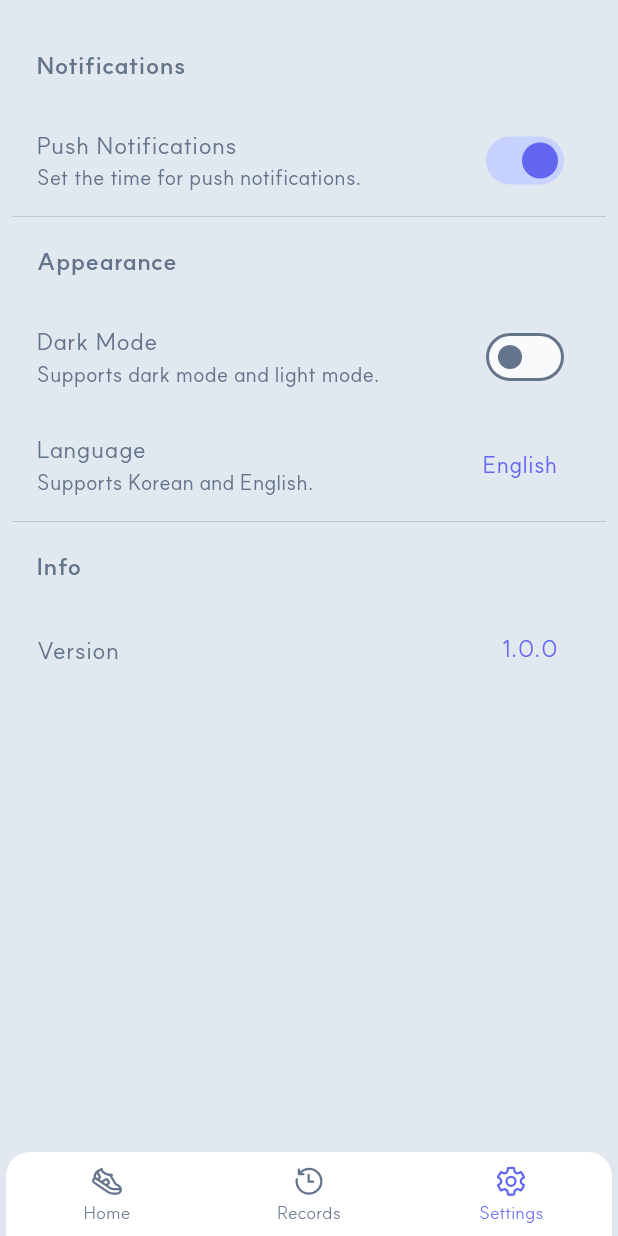
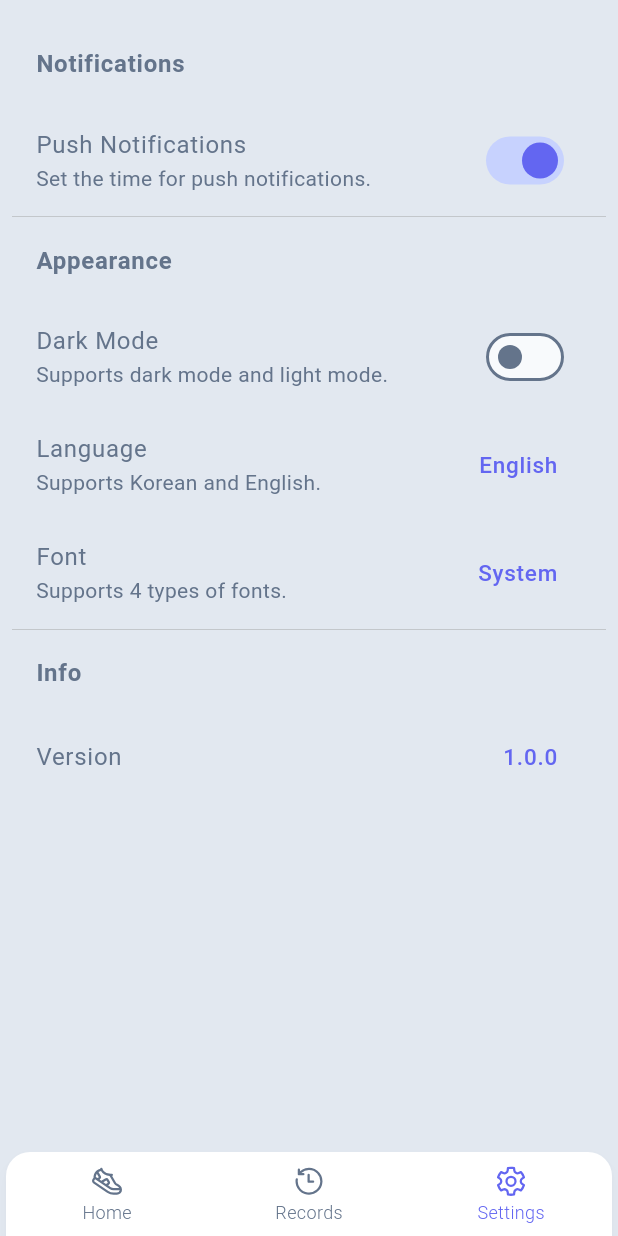
Before and after one commit to sendminder/toddle-toddle, a Flutter app: the screen it shows after launch, item 3 of the bottom bar chosen, on a phone screen of 412 x 824 dp. Run offline on Flutter 3.47's test engine with Material 3 defaults, Android fonts, the light colour scheme and no system bars; our stand-ins replace easy_localization, fl_chart, fluentui_system_icons, flutter_local_notifications, flutter_native_timezone, flutter_riverpod and 7 more; missing offline and left inert: flutter_displaymode; accounts and stored records are empty; statements that could not run were skipped; project files that could hold a hidden picture were left out.

Commit message:
폰트 설정 추가

```diff
--- a/lib/config/theme.dart
+++ b/lib/config/theme.dart
@@ -60,74 +60,87 @@ final ColorScheme darkColorScheme = ColorScheme.dark(
   shadow: textSwatch.shade900.withOpacity(.2),
 );
 
-final ThemeData lightTheme = ThemeData(
+class CustomThemeData {
+  CustomThemeData({required this.font}) {
+    updateThemeData(font);
+  }
+  String font;
+  late ThemeData lightTheme;
+  late ThemeData darkTheme;
+
+  void updateThemeData(String font) {
+    this.font = font;
+    if (font == 'System') {
+      font = '';
+    }
+    lightTheme = ThemeData(
       colorScheme: lightColorScheme,
-  fontFamily: 'SUITE',
+      fontFamily: font,
       textTheme: TextTheme(
         displayLarge: TextStyle(
           color: textSwatch.shade700,
-      fontFamily: 'SUITE',
+          fontFamily: font,
         ),
         displayMedium: TextStyle(
           color: textSwatch.shade600,
-      fontFamily: 'SUITE',
+          fontFamily: font,
         ),
         displaySmall: TextStyle(
           color: textSwatch.shade500,
-      fontFamily: 'SUITE',
+          fontFamily: font,
         ),
         headlineLarge: TextStyle(
           color: textSwatch.shade700,
-      fontFamily: 'SUITE',
+          fontFamily: font,
         ),
         headlineMedium: TextStyle(
           color: textSwatch.shade600,
-      fontFamily: 'SUITE',
+          fontFamily: font,
         ),
         headlineSmall: TextStyle(
           color: textSwatch.shade500,
-      fontFamily: 'SUITE',
+          fontFamily: font,
         ),
         titleLarge: TextStyle(
           color: textSwatch.shade700,
-      fontFamily: 'SUITE',
+          fontFamily: font,
         ),
         titleMedium: TextStyle(
           color: textSwatch.shade600,
-      fontFamily: 'SUITE',
+          fontFamily: font,
         ),
         titleSmall: TextStyle(
           color: textSwatch.shade500,
-      fontFamily: 'SUITE',
+          fontFamily: font,
         ),
         bodyLarge: TextStyle(
           color: textSwatch.shade700,
-      fontFamily: 'SUITE',
+          fontFamily: font,
         ),
         bodyMedium: TextStyle(
           color: textSwatch.shade600,
-      fontFamily: 'SUITE',
+          fontFamily: font,
         ),
         bodySmall: TextStyle(
           color: textSwatch.shade500,
-      fontFamily: 'SUITE',
+          fontFamily: font,
         ),
         labelLarge: TextStyle(
           color: textSwatch.shade700,
-      fontFamily: 'SUITE',
+          fontFamily: font,
         ),
         labelMedium: TextStyle(
           color: textSwatch.shade600,
-      fontFamily: 'SUITE',
+          fontFamily: font,
         ),
         labelSmall: TextStyle(
           color: textSwatch.shade500,
-      fontFamily: 'SUITE',
+          fontFamily: font,
         ),
       ),
       checkboxTheme: CheckboxThemeData(
-    fillColor:
-        MaterialStateProperty.resolveWith<Color?>((Set<MaterialState> states) {
+        fillColor: MaterialStateProperty.resolveWith<Color?>(
+            (Set<MaterialState> states) {
           if (states.contains(MaterialState.disabled)) {
             return null;
           }
@@ -138,8 +151,8 @@ final ThemeData lightTheme = ThemeData(
         }),
       ),
       radioTheme: RadioThemeData(
-    fillColor:
-        MaterialStateProperty.resolveWith<Color?>((Set<MaterialState> states) {
+        fillColor: MaterialStateProperty.resolveWith<Color?>(
+            (Set<MaterialState> states) {
           if (states.contains(MaterialState.disabled)) {
             return null;
           }
@@ -150,8 +163,8 @@ final ThemeData lightTheme = ThemeData(
         }),
       ),
       switchTheme: SwitchThemeData(
-    thumbColor:
-        MaterialStateProperty.resolveWith<Color?>((Set<MaterialState> states) {
+        thumbColor: MaterialStateProperty.resolveWith<Color?>(
+            (Set<MaterialState> states) {
           if (states.contains(MaterialState.disabled)) {
             return null;
           }
@@ -160,8 +173,8 @@ final ThemeData lightTheme = ThemeData(
           }
           return null;
         }),
-    trackColor:
-        MaterialStateProperty.resolveWith<Color?>((Set<MaterialState> states) {
+        trackColor: MaterialStateProperty.resolveWith<Color?>(
+            (Set<MaterialState> states) {
           if (states.contains(MaterialState.disabled)) {
             return null;
           }
@@ -172,74 +185,73 @@ final ThemeData lightTheme = ThemeData(
         }),
       ),
     );
-
-final ThemeData darkTheme = lightTheme.copyWith(
+    darkTheme = lightTheme.copyWith(
       colorScheme: darkColorScheme,
       textTheme: TextTheme(
         displayLarge: TextStyle(
           color: textSwatch.shade200,
-      fontFamily: 'SUITE',
+          fontFamily: font,
         ),
         displayMedium: TextStyle(
           color: textSwatch.shade300,
-      fontFamily: 'SUITE',
+          fontFamily: font,
         ),
         displaySmall: TextStyle(
           color: textSwatch.shade400,
-      fontFamily: 'SUITE',
+          fontFamily: font,
         ),
         headlineLarge: TextStyle(
           color: textSwatch.shade200,
-      fontFamily: 'SUITE',
+          fontFamily: font,
         ),
         headlineMedium: TextStyle(
           color: textSwatch.shade300,
-      fontFamily: 'SUITE',
+          fontFamily: font,
         ),
         headlineSmall: TextStyle(
           color: textSwatch.shade400,
-      fontFamily: 'SUITE',
+          fontFamily: font,
         ),
         titleLarge: TextStyle(
           color: textSwatch.shade200,
-      fontFamily: 'SUITE',
+          fontFamily: font,
         ),
         titleMedium: TextStyle(
           color: textSwatch.shade300,
-      fontFamily: 'SUITE',
+          fontFamily: font,
         ),
         titleSmall: TextStyle(
           color: textSwatch.shade400,
-      fontFamily: 'SUITE',
+          fontFamily: font,
         ),
         bodyLarge: TextStyle(
           color: textSwatch.shade200,
-      fontFamily: 'SUITE',
+          fontFamily: font,
         ),
         bodyMedium: TextStyle(
           color: textSwatch.shade300,
-      fontFamily: 'SUITE',
+          fontFamily: font,
         ),
         bodySmall: TextStyle(
           color: textSwatch.shade400,
-      fontFamily: 'SUITE',
+          fontFamily: font,
         ),
         labelLarge: TextStyle(
           color: textSwatch.shade200,
-      fontFamily: 'SUITE',
+          fontFamily: font,
         ),
         labelMedium: TextStyle(
           color: textSwatch.shade300,
-      fontFamily: 'SUITE',
+          fontFamily: font,
         ),
         labelSmall: TextStyle(
           color: textSwatch.shade400,
-      fontFamily: 'SUITE',
+          fontFamily: font,
         ),
       ),
       checkboxTheme: CheckboxThemeData(
-    fillColor:
-        MaterialStateProperty.resolveWith<Color?>((Set<MaterialState> states) {
+        fillColor: MaterialStateProperty.resolveWith<Color?>(
+            (Set<MaterialState> states) {
           if (states.contains(MaterialState.disabled)) {
             return null;
           }
@@ -250,8 +262,8 @@ final ThemeData darkTheme = lightTheme.copyWith(
         }),
       ),
       radioTheme: RadioThemeData(
-    fillColor:
-        MaterialStateProperty.resolveWith<Color?>((Set<MaterialState> states) {
+        fillColor: MaterialStateProperty.resolveWith<Color?>(
+            (Set<MaterialState> states) {
           if (states.contains(MaterialState.disabled)) {
             return null;
           }
@@ -262,8 +274,8 @@ final ThemeData darkTheme = lightTheme.copyWith(
         }),
       ),
       switchTheme: SwitchThemeData(
-    thumbColor:
-        MaterialStateProperty.resolveWith<Color?>((Set<MaterialState> states) {
+        thumbColor: MaterialStateProperty.resolveWith<Color?>(
+            (Set<MaterialState> states) {
           if (states.contains(MaterialState.disabled)) {
             return null;
           }
@@ -272,8 +284,8 @@ final ThemeData darkTheme = lightTheme.copyWith(
           }
           return null;
         }),
-    trackColor:
-        MaterialStateProperty.resolveWith<Color?>((Set<MaterialState> states) {
+        trackColor: MaterialStateProperty.resolveWith<Color?>(
+            (Set<MaterialState> states) {
           if (states.contains(MaterialState.disabled)) {
             return null;
           }
@@ -284,3 +296,5 @@ final ThemeData darkTheme = lightTheme.copyWith(
         }),
       ),
     );
+  }
+}
--- a/lib/main.dart
+++ b/lib/main.dart
@@ -17,6 +17,7 @@ import 'package:toddle_toddle/data/models/achievement.dart';
 
 import 'package:toddle_toddle/const/strings.dart';
 import 'config/theme.dart';
+import 'package:toddle_toddle/states/font_state.dart';
 import 'states/theme_mode_state.dart';
 import 'screens/home_screen.dart';
 
@@ -75,14 +76,16 @@ class MyApp extends ConsumerWidget {
   @override
   Widget build(BuildContext context, WidgetRef ref) {
     final ThemeModeState currentTheme = ref.watch(themeProvider);
+    final FontState currentFont = ref.watch(fontProvider);
+    final CustomThemeData customTheme = CustomThemeData(font: currentFont.font);
     // if (Platform.isAndroid) {
     return MaterialApp(
       /// Localization is not available for the title.
       title: 'Toddle Toddle',
 
       /// Theme stuff
-      theme: lightTheme,
-      darkTheme: darkTheme,
+      theme: customTheme.lightTheme,
+      darkTheme: customTheme.darkTheme,
       themeMode: currentTheme.themeMode,
 
       /// Localization stuff
--- a/lib/screens/settings_screen.dart
+++ b/lib/screens/settings_screen.dart
@@ -6,6 +6,7 @@ import 'package:toddle_toddle/states/push_notification_state.dart';
 import 'package:toddle_toddle/states/goals_state.dart';
 import 'package:hive/hive.dart';
 import 'package:toddle_toddle/const/strings.dart';
+import 'package:toddle_toddle/states/font_state.dart';
 
 class SettingsScreen extends ConsumerWidget {
   SettingsScreen({super.key}) {
@@ -41,6 +42,76 @@ class SettingsScreen extends ConsumerWidget {
     );
   }
 
+  void _showFontPicker(BuildContext context, WidgetRef ref) {
+    showDialog(
+      context: context,
+      builder: (BuildContext context) {
+        return SimpleDialog(
+          backgroundColor: Theme.of(context).colorScheme.background,
+          title: Text('select_font'.tr()),
+          children: <Widget>[
+            SimpleDialogOption(
+              onPressed: () {
+                ref.read(fontProvider.notifier).setFont('System');
+                Navigator.pop(context);
+              },
+              child: Text(
+                'system'.tr(),
+                style: const TextStyle(
+                  fontFamily: '',
+                  fontSize: 16,
+                  fontWeight: FontWeight.normal,
+                ),
+              ),
+            ),
+            SimpleDialogOption(
+              onPressed: () {
+                ref.read(fontProvider.notifier).setFont('SUITE');
+                Navigator.pop(context);
+              },
+              child: Text(
+                'suite'.tr(),
+                style: const TextStyle(
+                  fontFamily: 'SUITE',
+                  fontSize: 16,
+                  fontWeight: FontWeight.normal,
+                ),
+              ),
+            ),
+            SimpleDialogOption(
+              onPressed: () {
+                ref.read(fontProvider.notifier).setFont('Nunito');
+                Navigator.pop(context);
+              },
+              child: Text(
+                'nunito'.tr(),
+                style: const TextStyle(
+                  fontFamily: 'Nunito',
+                  fontSize: 16,
+                  fontWeight: FontWeight.normal,
+                ),
+              ),
+            ),
+            SimpleDialogOption(
+              onPressed: () {
+                ref.read(fontProvider.notifier).setFont('CoockieRun');
+                Navigator.pop(context);
+              },
+              child: Text(
+                'cookierun'.tr(),
+                style: const TextStyle(
+                  fontFamily: 'CoockieRun',
+                  fontSize: 15,
+                  fontWeight: FontWeight.normal,
+                ),
+              ),
+            ),
+          ],
+        );
+      },
+    );
+  }
+
   @override
   Widget build(BuildContext context, WidgetRef ref) {
     PushNotificationState pushEnable = ref.watch(pushNotificationProvider);
@@ -58,6 +129,7 @@ class SettingsScreen extends ConsumerWidget {
       fontSize: 15,
       color: Theme.of(context).colorScheme.primary,
     );
+    final font = ref.watch(fontProvider);
 
     return Scaffold(
       backgroundColor: Theme.of(context).colorScheme.background,
@@ -139,6 +211,27 @@ class SettingsScreen extends ConsumerWidget {
                 },
               ),
             ),
+            Padding(
+              padding: const EdgeInsets.only(right: 8),
+              child: ListTile(
+                trailing: Text(
+                  font.font,
+                  style: primaryColorStyle,
+                  textAlign: TextAlign.end,
+                ),
+                title: Text(
+                  'font_title'.tr(),
+                  style: normalStyle,
+                ),
+                subtitle: Text(
+                  'font_subtitle'.tr(),
+                  style: smalStyle,
+                ),
+                onTap: () {
+                  _showFontPicker(context, ref);
+                },
+              ),
+            ),
             divider,
             ListTile(
               title: Text(
--- /dev/null
+++ b/lib/states/font_state.dart
@@ -0,0 +1,25 @@
+import 'package:flutter_riverpod/flutter_riverpod.dart';
+import 'package:hive/hive.dart';
+import 'package:toddle_toddle/const/strings.dart';
+import 'package:flutter/material.dart';
+
+final AutoDisposeChangeNotifierProvider<FontState> fontProvider =
+    ChangeNotifierProvider.autoDispose(
+        (AutoDisposeChangeNotifierProviderRef<FontState> ref) {
+  return FontState();
+});
+
+class FontState extends ChangeNotifier {
+  FontState() {
+    font = Hive.box(hivePrefBox).get('font', defaultValue: 'System') as String;
+  }
+  late String font;
+
+  String get getFont => font;
+
+  void setFont(String font) {
+    this.font = font;
+    Hive.box(hivePrefBox).put('font', font);
+    notifyListeners();
+  }
+}
--- a/lib/widgets/bottom_nav_bar.dart
+++ b/lib/widgets/bottom_nav_bar.dart
@@ -35,12 +35,10 @@ class BottomNavBar extends ConsumerWidget {
         unselectedItemColor: Theme.of(context).textTheme.bodySmall!.color,
         selectedFontSize: 12,
         selectedLabelStyle: const TextStyle(
-          fontFamily: 'SUITE',
           fontWeight: FontWeight.w300,
         ),
         unselectedFontSize: 12,
         unselectedLabelStyle: const TextStyle(
-          fontFamily: 'SUITE',
           fontWeight: FontWeight.w300,
         ),
         items: <BottomNavigationBarItem>[
--- a/lib/widgets/goal/goal_item_builder.dart
+++ b/lib/widgets/goal/goal_item_builder.dart
@@ -7,7 +7,6 @@ import 'package:collection/collection.dart';
 import 'package:toddle_toddle/widgets/my_calendar.dart';
 import 'package:toddle_toddle/states/theme_mode_state.dart';
 import 'package:fluentui_system_icons/fluentui_system_icons.dart';
-import 'package:easy_localization/easy_localization.dart';
 
 class GoalItemListWidget extends ConsumerWidget {
   const GoalItemListWidget({super.key});
--- a/pubspec.yaml
+++ b/pubspec.yaml
@@ -93,9 +93,9 @@ flutter:
           weight: 300
     - family: CoockieRun
       fonts:
-        - asset: assets/fonts/CookieRun-Black.ttf
+        - asset: assets/fonts/CookieRun-Regular.ttf
           weight: 700
-        - asset: assets/fonts/CookieRun-Bold.ttf
+        - asset: assets/fonts/CookieRun-Regular.ttf
           weight: 500
         - asset: assets/fonts/CookieRun-Regular.ttf
           weight: 400
```
Also changed, not shown: assets/translations/en.json (+9 -2 lines), assets/translations/ko.json (+9 -2 lines). Lines whose indentation alone changed are shown as unchanged.
